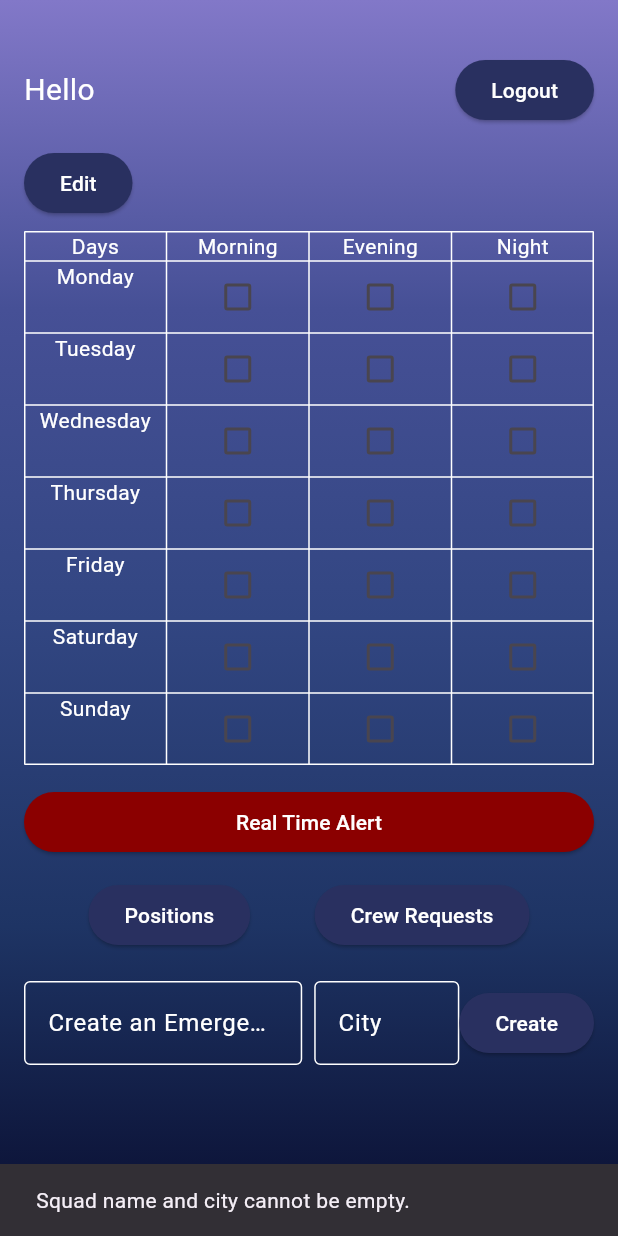
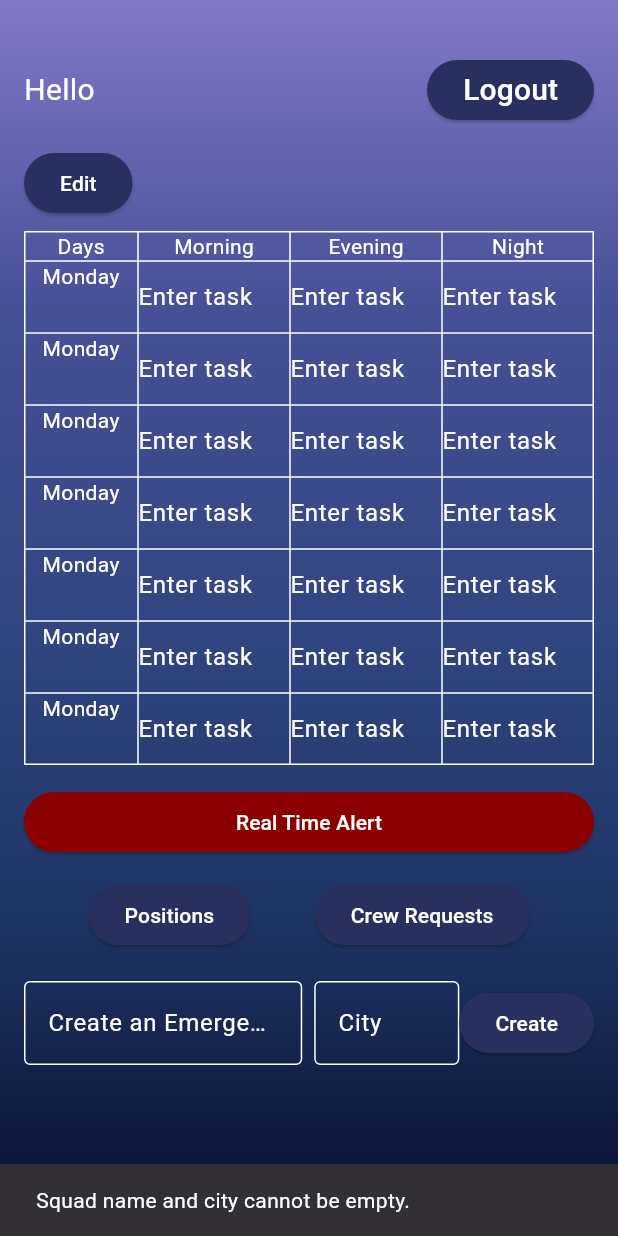
Before and after one commit to Secunity-LTD/Secunity_flutter, a Flutter app: the LeaderScreen screen opened by its route, after a tap on "Create", on a phone screen of 412 x 824 dp. Run offline on Flutter 3.47's test engine with Material 3 defaults, Android fonts, the phone set to English and light mode, and no system bars; our stand-ins replace cloud_firestore, firebase_auth, firebase_core, flutter_spinkit, font_awesome_flutter, google_sign_in; accounts and stored records are empty.

Commit message:
editable table

```diff
--- a/SecUnity_2/lib/screens/Home/crew_screen.dart
+++ b/SecUnity_2/lib/screens/Home/crew_screen.dart
@@ -1,8 +1,8 @@
-// ./screens/Home/crew_screen.dart
+// /screens/Home/crew_screen.dart
 
+import 'package:cloud_firestore/cloud_firestore.dart';
 import 'package:firebase_auth/firebase_auth.dart';
 import 'package:flutter/material.dart';
-import 'package:cloud_firestore/cloud_firestore.dart';
 
 class CrewScreen extends StatefulWidget {
   @override
@@ -185,16 +185,13 @@ class _CrewPageState extends State<CrewScreen> {
                     ElevatedButton(
                       onPressed: () {
                         setState(() {
-                          // Toggle the state variable
                           isInPosition = !isInPosition;
                         });
                       },
                       style: ElevatedButton.styleFrom(
                         backgroundColor: isInPosition
-                            ? Colors
-                                .green // Change color to green when isInPosition is true
-                            : const Color.fromARGB(255, 41, 48,
-                                96), // Dark red when isInPosition is false
+                            ? Colors.green
+                            : const Color.fromARGB(255, 41, 48, 96),
                       ),
                       child: const Text(
                         'InPosition',
--- a/SecUnity_2/lib/screens/Home/leader_screen.dart
+++ b/SecUnity_2/lib/screens/Home/leader_screen.dart
@@ -1,6 +1,42 @@
+// /screens/Home/leader_screen.dart
+
 import 'package:flutter/material.dart';
 import 'package:firebase_auth/firebase_auth.dart';
 import 'package:cloud_firestore/cloud_firestore.dart';
+
+class LeaderStyles {
+  static const TextStyle headerText = TextStyle(
+    color: Colors.white,
+    fontSize: 20,
+  );
+
+  static const TextStyle dropdownItemText = TextStyle(
+    color: Colors.white,
+  );
+
+  static const TextStyle tableHeaderText = TextStyle(
+    color: Colors.white,
+  );
+
+  static const TextStyle snackBarText = TextStyle(
+    color: Colors.white,
+  );
+
+  static const TextStyle buttonText = TextStyle(
+    // Define buttonText TextStyle
+    color: Colors.white,
+  );
+
+  static const Color buttonColor = Color.fromARGB(255, 41, 48, 96);
+
+  static const Color backgroundColor1 = Color.fromARGB(255, 130, 120, 200);
+  static const Color backgroundColor2 = Color.fromARGB(255, 70, 80, 150);
+  static const Color backgroundColor3 = Color.fromARGB(255, 50, 70, 130);
+  static const Color backgroundColor4 = Color.fromARGB(255, 30, 52, 100);
+  static const Color backgroundColor5 = Color.fromARGB(255, 9, 13, 47);
+
+  static const Color alertButtonColor = Color.fromARGB(255, 139, 0, 0);
+}
 
 class LeaderScreen extends StatefulWidget {
   @override
@@ -10,131 +46,94 @@ class LeaderScreen extends StatefulWidget {
 class _LeaderPageState extends State<LeaderScreen> {
   final TextEditingController squadNameController = TextEditingController();
   final TextEditingController squadCityController = TextEditingController();
+  bool squadCreated = false;
+  List<QueryDocumentSnapshot> joinRequests = [];
+  List<List<TextEditingController>> taskControllers = [];
 
-  bool squadCreated = false; // Variable to track squad creation status
-
-  // List to store join requests
-  List<QueryDocumentSnapshot> joinRequests = [];
-
+  @override
   void initState() {
     super.initState();
-    _checkIfLeader(); // Check if the current user is a leader
-    _fetchJoinRequests(); // Fetch join requests
+    _checkIfLeader();
+    _fetchJoinRequests();
+    _initializeTaskControllers();
   }
 
   void _checkIfLeader() async {
-    // Query to check if the current user is a leader
     QuerySnapshot querySnapshot = await FirebaseFirestore.instance
         .collection('squads')
         .where('leader', isEqualTo: FirebaseAuth.instance.currentUser!.uid)
         .get();
 
-    // If the query returns any results, set squadCreated to true
-    if (querySnapshot.docs.isNotEmpty) {
-      setState(() {
-        squadCreated = true;
-      });
-    }
+    setState(() {
+      squadCreated = querySnapshot.docs.isNotEmpty;
+    });
   }
 
-  // Function to fetch join requests from Firestore
   void _fetchJoinRequests() async {
-    // Query Firestore for join requests
     QuerySnapshot querySnapshot = await FirebaseFirestore.instance
         .collection('requests')
         .where('leader_id', isEqualTo: FirebaseAuth.instance.currentUser!.uid)
-        .where('status', isEqualTo: 'pending') // Only fetch pending requests
+        .where('status', isEqualTo: 'pending')
         .get();
 
-    // Update joinRequests list with the fetched join requests
     setState(() {
       joinRequests = querySnapshot.docs;
     });
   }
 
-  // Function to accept a join request
+  void _initializeTaskControllers() {
+    taskControllers = List.generate(7, (_) => []);
+    for (int i = 0; i < 7; i++) {
+      for (int j = 0; j < 3; j++) {
+        taskControllers[i].add(TextEditingController());
+      }
+    }
+  }
+
   void _acceptJoinRequest(QueryDocumentSnapshot request) async {
     try {
-      // Retrieve the squad document using the squad name from the join request
       QuerySnapshot squadSnapshot = await FirebaseFirestore.instance
           .collection('squads')
           .where('squad_name', isEqualTo: request['squad_name'])
           .get();
 
-      // Check if the squad document exists
       if (squadSnapshot.docs.isNotEmpty) {
-        // Get the first document from the snapshot (assuming squad_name is unique)
         DocumentSnapshot squadDoc = squadSnapshot.docs.first;
-
-        // Update the 'members[]' array of the squad document
         await squadDoc.reference.update({
           'members': FieldValue.arrayUnion([request['requester_id']])
         });
-
-        // Update the status of the join request to 'accepted' in Firestore
         await request.reference.update({'status': 'accepted'});
-
-        // Fetch updated join requests
         _fetchJoinRequests();
-
-        // Show a success message or perform any other action
-        ScaffoldMessenger.of(context).showSnackBar(
-          const SnackBar(
-            content: Text('Join request accepted successfully!'),
-            duration: Duration(seconds: 2),
-          ),
-        );
+        _showSnackBar('Join request accepted successfully!');
       } else {
-        // Handle the case where the squad document is not found
         print('Squad document not found.');
       }
     } catch (e) {
-      // Handle any errors that occur while accepting the join request
       print('Error accepting join request: $e');
     }
   }
 
-  // Function to deny a join request
   void _denyJoinRequest(QueryDocumentSnapshot request) async {
     try {
-      // Update the status of the join request to 'denied' in Firestore
       await request.reference.update({'status': 'denied'});
-      // Fetch updated join requests
       _fetchJoinRequests();
-      // Show a success message or perform any other action
-      ScaffoldMessenger.of(context).showSnackBar(
-        const SnackBar(
-          content: Text('Join request denied successfully!'),
-          duration: Duration(seconds: 2),
-        ),
-      );
+      _showSnackBar('Join request denied successfully!');
     } catch (e) {
-      // Handle any errors that occur while denying the join request
       print('Error denying join request: $e');
     }
   }
 
-  // Build the join requests dropdown
   Widget _buildJoinRequestsDropdown() {
     return Column(
       children: [
-        // Header for the join requests dropdown
-        const Text(
+        Text(
           'Join Requests',
-          style: TextStyle(
-            color: Colors.white,
-            fontSize: 18, // Adjust the font size as needed
-            fontWeight: FontWeight.bold, // Optionally, apply bold font weight
-          ),
+          style: LeaderStyles.headerText,
         ),
-        // Dropdown for new join requests
         DropdownButton<QueryDocumentSnapshot>(
-          onChanged: (request) {
-            // Handle dropdown item selection
-            // Here you can choose to accept or deny the selected join request
-            // For simplicity, we'll directly accept or deny it upon selection
+          onChanged: (request) async {
             if (request != null) {
-              showDialog(
+              await showDialog(
                 context: context,
                 builder: (context) => AlertDialog(
                   title: Text('Join Request'),
@@ -142,18 +141,17 @@ class _LeaderPageState extends State<LeaderScreen> {
                       Text('Do you want to accept or deny this join request?'),
                   actions: [
                     TextButton(
-                      onPressed: () {
-                        Navigator.pop(context); // Close the dialog
-                        _acceptJoinRequest(request); // Accept the join request
-                      },
-                      child: Text('Accept'),
+                      onPressed: () =>
+                          {_acceptJoinRequest(request), Navigator.pop(context)},
+                      child:
+                          Text('Accept', style: LeaderStyles.dropdownItemText),
                     ),
                     TextButton(
-                      onPressed: () {
-                        Navigator.pop(context); // Close the dialog
-                        _denyJoinRequest(request); // Deny the join request
+                      onPressed: () => {
+                        _denyJoinRequest(request),
+                        Navigator.pop(context),
                       },
-                      child: Text('Deny'),
+                      child: Text('Deny', style: LeaderStyles.dropdownItemText),
                     ),
                   ],
                 ),
@@ -161,10 +159,11 @@ class _LeaderPageState extends State<LeaderScreen> {
             }
           },
           items: joinRequests.map((request) {
-            // Map each join request to a dropdown item
             return DropdownMenuItem<QueryDocumentSnapshot>(
               value: request,
-              child: Text(request['requester_id']), // Display requester's ID
+              child: Text(
+                request['requester_id'],
+              ),
             );
           }).toList(),
         ),
@@ -173,70 +172,52 @@ class _LeaderPageState extends State<LeaderScreen> {
   }
 
   void _createSquad(String squadName, String squadCity) async {
-    print("Squad name: $squadName"); // Print squad name for debugging
-    print("Leader id: ${FirebaseAuth.instance.currentUser!.uid}");
-    // Validate if squad name is not empty
     if (squadName.isNotEmpty && squadCity.isNotEmpty) {
       try {
-        // Check if a squad with the same name already exists
         QuerySnapshot querySnapshot = await FirebaseFirestore.instance
             .collection('squads')
             .where('name', isEqualTo: squadName)
             .get();
 
         if (querySnapshot.docs.isNotEmpty) {
-          // If a squad with the same name already exists, show an error message
-          ScaffoldMessenger.of(context).showSnackBar(
-            const SnackBar(
-              content: Text('A squad with the same name already exists.'),
-              duration: Duration(seconds: 2),
-            ),
-          );
+          _showSnackBar('A squad with the same name already exists.');
         } else {
-          // Add the squad data to Firestore
           await FirebaseFirestore.instance.collection('squads').add({
             'squad_name': squadName,
             'city': squadCity,
             'leader': FirebaseAuth.instance.currentUser!.uid,
             'members': [],
+            'alert': false,
           });
-          // Clear the text field after squad is created
           squadNameController.clear();
-          // Update squad creation status
           setState(() {
             squadCreated = true;
           });
-          // Show a success message or perform any other action
-          ScaffoldMessenger.of(context).showSnackBar(
-            const SnackBar(
-              content: Text('Squad created successfully!'),
-              duration: Duration(seconds: 2),
-            ),
-          );
+          _showSnackBar('Squad created successfully!');
         }
       } catch (e) {
-        // Handle any errors that occur during squad creation
         print('Error creating squad: $e');
       }
     } else {
-      // Show an error message if squad name is empty
-      ScaffoldMessenger.of(context).showSnackBar(
-        const SnackBar(
-          content: Text('Squad name and city cannot be empty.'),
-          duration: Duration(seconds: 2),
-        ),
-      );
+      _showSnackBar('Squad name and city cannot be empty.');
     }
   }
 
-  // Helper function to build a checkbox for each time period
-  Widget _buildCheckbox(String text) {
-    return Checkbox(
-      value: false, // Set initial checkbox value
-      onChanged: (value) {
-        // Handle checkbox state changes
-      },
+  void _showSnackBar(String message) {
+    ScaffoldMessenger.of(context).showSnackBar(
+      SnackBar(
+        content: Text(message, style: LeaderStyles.snackBarText),
+        duration: Duration(seconds: 2),
+      ),
     );
+  }
+
+  bool _isEditing = false;
+
+  void _toggleEdit() {
+    setState(() {
+      _isEditing = !_isEditing;
+    });
   }
 
   @override
@@ -246,11 +227,11 @@ class _LeaderPageState extends State<LeaderScreen> {
         decoration: const BoxDecoration(
           gradient: LinearGradient(
             colors: [
-              Color.fromARGB(255, 130, 120, 200),
-              Color.fromARGB(255, 70, 80, 150),
-              Color.fromARGB(255, 50, 70, 130),
-              Color.fromARGB(255, 30, 52, 100),
-              Color.fromARGB(255, 9, 13, 47),
+              LeaderStyles.backgroundColor1,
+              LeaderStyles.backgroundColor2,
+              LeaderStyles.backgroundColor3,
+              LeaderStyles.backgroundColor4,
+              LeaderStyles.backgroundColor5,
             ],
             begin: Alignment.topCenter,
             end: Alignment.bottomCenter,
@@ -264,35 +245,21 @@ class _LeaderPageState extends State<LeaderScreen> {
             Row(
               mainAxisAlignment: MainAxisAlignment.spaceBetween,
               children: [
-                // top left text
                 const Text(
                   'Hello',
-                  style: TextStyle(
-                    color: Colors.white,
-                    fontSize: 20,
-                  ),
-                ), // Text color changed to white
-                // top right button logout
+                  style: LeaderStyles.headerText,
+                ),
                 ElevatedButton(
                   onPressed: () async {
-                    // Sign out the current user
                     await FirebaseAuth.instance.signOut();
-                    // Navigate to the login screen
                     Navigator.pushNamed(context, '/login');
                   },
                   style: ElevatedButton.styleFrom(
-                    backgroundColor: const Color.fromARGB(
-                      255,
-                      41,
-                      48,
-                      96,
-                    ), // Set button color to yellow
+                    backgroundColor: LeaderStyles.buttonColor,
                   ),
                   child: const Text(
                     'Logout',
-                    style: TextStyle(
-                      color: Colors.white,
-                    ),
+                    style: LeaderStyles.headerText,
                   ),
                 ),
               ],
@@ -300,101 +267,73 @@ class _LeaderPageState extends State<LeaderScreen> {
             const SizedBox(height: 14),
             ElevatedButton(
               onPressed: () {
+                _toggleEdit();
                 // Handle button press
               },
               style: ElevatedButton.styleFrom(
-                backgroundColor: const Color.fromARGB(
-                  255,
-                  41,
-                  48,
-                  96,
-                ), // Set button color to dark red
+                backgroundColor: LeaderStyles.buttonColor,
               ),
               child: const Text(
                 'Edit',
-                style: TextStyle(
-                  color: Colors.white,
-                ),
+                style: LeaderStyles.buttonText, // Use buttonText style here
               ),
             ),
             const SizedBox(height: 8),
-            // Column for days table, Real Time Alert button, and additional buttons
             Column(
               crossAxisAlignment: CrossAxisAlignment.stretch,
               children: [
-                // Table for days and time periods
                 Table(
                   columnWidths: const {
-                    0: FlexColumnWidth(1), // Make the first column flexible
-                    1: FlexColumnWidth(1), // Make the second column flexible
-                    2: FlexColumnWidth(1), // Make the third column flexible
-                    3: FlexColumnWidth(1), // Make the fourth column flexible
+                    0: FlexColumnWidth(1.5),
+                    1: FlexColumnWidth(2),
+                    2: FlexColumnWidth(2),
+                    3: FlexColumnWidth(2),
                   },
-                  border: TableBorder.all(
-                      color: Colors.white), // Add borders to the table
+                  border: TableBorder.all(color: Colors.white),
                   children: [
-                    // Table header row
                     const TableRow(
                       children: [
                         Center(
                             child: Text('Days',
-                                style: TextStyle(color: Colors.white))),
+                                style: LeaderStyles.tableHeaderText)),
                         Center(
                             child: Text('Morning',
-                                style: TextStyle(color: Colors.white))),
+                                style: LeaderStyles.tableHeaderText)),
                         Center(
                             child: Text('Evening',
-                                style: TextStyle(color: Colors.white))),
+                                style: LeaderStyles.tableHeaderText)),
                         Center(
                             child: Text('Night',
-                                style: TextStyle(color: Colors.white))),
+                                style: LeaderStyles.tableHeaderText)),
                       ],
                     ),
-                    // Build rows
-                    for (var day in [
-                      'Monday',
-                      'Tuesday',
-                      'Wednesday',
-                      'Thursday',
-                      'Friday',
-                      'Saturday',
-                      'Sunday'
-                    ])
+                    for (var dayIndex = 0; dayIndex < 7; dayIndex++)
                       TableRow(
                         children: [
                           Center(
-                              child: Text(day,
-                                  style: TextStyle(color: Colors.white))),
-                          _buildCheckbox('Morning'),
-                          _buildCheckbox('Evening'),
-                          _buildCheckbox('Night'),
+                              child: Text('Monday',
+                                  style: LeaderStyles.tableHeaderText)),
+                          _buildTaskTextField(dayIndex, 0),
+                          _buildTaskTextField(dayIndex, 1),
+                          _buildTaskTextField(dayIndex, 2),
                         ],
                       ),
                   ],
                 ),
                 const SizedBox(height: 14),
-                // Big button for Real Time Alert
                 ElevatedButton(
                   onPressed: () {
                     // Handle Real Time Alert button press
                   },
                   style: ElevatedButton.styleFrom(
-                    backgroundColor: const Color.fromARGB(
-                      255,
-                      139,
-                      0,
-                      0,
-                    ), // Set button color to dark red
+                    backgroundColor: LeaderStyles.alertButtonColor,
                   ),
                   child: const Text(
                     'Real Time Alert',
-                    style: TextStyle(
-                      color: Colors.white,
-                    ),
+                    style: LeaderStyles.buttonText, // Use buttonText style here
                   ),
                 ),
                 const SizedBox(height: 14),
-                // Additional buttons
                 Row(
                   mainAxisAlignment: MainAxisAlignment.spaceEvenly,
                   children: [
@@ -403,18 +342,12 @@ class _LeaderPageState extends State<LeaderScreen> {
                         // Handle button press
                       },
                       style: ElevatedButton.styleFrom(
-                        backgroundColor: const Color.fromARGB(
-                          255,
-                          41,
-                          48,
-                          96,
-                        ), // Set button color to dark red
+                        backgroundColor: LeaderStyles.buttonColor,
                       ),
                       child: const Text(
                         'Positions',
-                        style: TextStyle(
-                          color: Colors.white,
-                        ),
+                        style: LeaderStyles
+                            .buttonText, // Use buttonText style here
                       ),
                     ),
                     ElevatedButton(
@@ -422,30 +355,21 @@ class _LeaderPageState extends State<LeaderScreen> {
                         // Handle button press
                       },
                       style: ElevatedButton.styleFrom(
-                        backgroundColor: const Color.fromARGB(
-                          255,
-                          41,
-                          48,
-                          96,
-                        ), // Set button color to dark red
+                        backgroundColor: LeaderStyles.buttonColor,
                       ),
                       child: const Text(
                         'Crew Requests',
-                        style: TextStyle(
-                          color: Colors.white,
-                        ),
+                        style: LeaderStyles
+                            .buttonText, // Use buttonText style here
                       ),
                     ),
                   ],
                 ),
                 const SizedBox(height: 20),
-                // Conditional rendering based on squad creation status
                 squadCreated
                     ? _buildJoinRequestsDropdown()
-                    // If squad is not created, show the squad creation form
                     : Row(
                         children: [
-                          // Left text field (2/3 of available space)
                           Expanded(
                             flex: 2,
                             child: Padding(
@@ -466,7 +390,6 @@ class _LeaderPageState extends State<LeaderScreen> {
                               ),
                             ),
                           ),
-                          // Right text field (1/3 of available space)
                           Expanded(
                             flex: 1,
                             child: TextField(
@@ -486,26 +409,16 @@ class _LeaderPageState extends State<LeaderScreen> {
                           ),
                           ElevatedButton(
                             onPressed: () {
-                              String squadName =
-                                  squadNameController.text.trim();
-                              String squadCity =
-                                  squadCityController.text.trim();
-                              print("Squad name from controller: $squadCity");
-                              _createSquad(squadName, squadCity);
+                              _createSquad(squadNameController.text.trim(),
+                                  squadCityController.text.trim());
                             },
                             style: ElevatedButton.styleFrom(
-                              backgroundColor: const Color.fromARGB(
-                                255,
-                                41,
-                                48,
-                                96,
-                              ), // Set button color to dark red
+                              backgroundColor: LeaderStyles.buttonColor,
                             ),
                             child: const Text(
                               'Create',
-                              style: TextStyle(
-                                color: Colors.white,
-                              ),
+                              style: LeaderStyles
+                                  .buttonText, // Use buttonText style here
                             ),
                           ),
                         ],
@@ -517,4 +430,22 @@ class _LeaderPageState extends State<LeaderScreen> {
       ),
     );
   }
+
+  Widget _buildTaskTextField(int dayIndex, int timeIndex) {
+    return TextField(
+      controller: taskControllers[dayIndex][timeIndex],
+      style: TextStyle(color: Colors.white),
+      enabled: _isEditing,
+      decoration: InputDecoration(
+        hintText: 'Enter task',
+        hintStyle: TextStyle(color: Colors.white),
+        enabledBorder: OutlineInputBorder(
+          borderSide: BorderSide(color: Colors.white),
+        ),
+        focusedBorder: OutlineInputBorder(
+          borderSide: BorderSide(color: Colors.white),
+        ),
+      ),
+    );
+  }
 }
--- a/SecUnity_2/lib/screens/authenticate/sign_in.dart
+++ b/SecUnity_2/lib/screens/authenticate/sign_in.dart
@@ -103,7 +103,7 @@ class _SignInState extends State<SignIn> {
                     });
                   } else {
                     // Navigate to LeaderScreen after successful sign-in
-                    Navigator.pushReplacementNamed(context, '/leader');
+                    Navigator.pushReplacementNamed(context, '/crew');
                   }
                 },
                 style: ElevatedButton.styleFrom(
```
